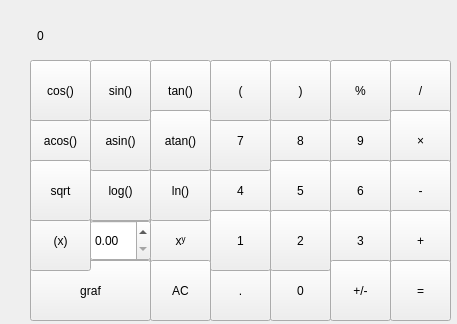
Above: src/QT/mainwindow.ui from baiaman1/smart_calc_on_c before the change. Below: the same form after it.
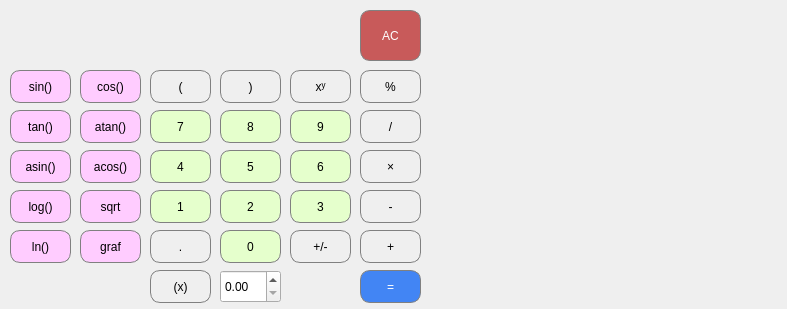
That is the form after the change.

Patch:
```diff
--- a/src/QT/mainwindow.ui
+++ b/src/QT/mainwindow.ui
@@ -6,127 +6,237 @@
    <rect>
     <x>0</x>
     <y>0</y>
-    <width>457</width>
-    <height>324</height>
+    <width>787</width>
+    <height>309</height>
    </rect>
   </property>
   <property name="windowTitle">
    <string>MainWindow</string>
   </property>
+  <property name="layoutDirection">
+   <enum>Qt::LeftToRight</enum>
+  </property>
+  <property name="styleSheet">
+   <string notr="true"/>
+  </property>
   <widget class="QWidget" name="centralwidget">
    <widget class="QLabel" name="label">
     <property name="geometry">
      <rect>
-      <x>37</x>
+      <x>10</x>
       <y>10</y>
-      <width>411</width>
+      <width>341</width>
       <height>51</height>
      </rect>
     </property>
+    <property name="layoutDirection">
+     <enum>Qt::RightToLeft</enum>
+    </property>
+    <property name="styleSheet">
+     <string notr="true">QLabel {
+  qproperty-alignment: 'AlignVCenter | AlignRight';
+  border: 1px solid gray;
+  border-radius: 10px;
+}
+
+background-color : white;</string>
+    </property>
     <property name="text">
-     <string>0</string>
+     <string/>
+    </property>
+    <property name="alignment">
+     <set>Qt::AlignRight|Qt::AlignTrailing|Qt::AlignVCenter</set>
+    </property>
+    <property name="margin">
+     <number>0</number>
     </property>
    </widget>
    <widget class="QPushButton" name="pushButton">
     <property name="geometry">
      <rect>
-      <x>390</x>
-      <y>60</y>
+      <x>360</x>
+      <y>110</y>
       <width>61</width>
-      <height>61</height>
+      <height>33</height>
      </rect>
     </property>
+    <property name="styleSheet">
+     <string notr="true">QPushButton {
+   border: 1px solid gray;
+	border-radius: 10px;
+}
+QPushButton:pressed {
+    background-color: qlineargradient(x1: 0, y1: 0, x2: 0, y2: 1,
+                                      stop: 0 #dadbde, stop: 1 #f6f7fa);
+}</string>
+    </property>
     <property name="text">
      <string>/</string>
     </property>
    </widget>
-   <widget class="QPushButton" name="pushButton_2">
+   <widget class="QPushButton" name="pushButton_draw">
     <property name="geometry">
      <rect>
-      <x>30</x>
-      <y>260</y>
-      <width>121</width>
-      <height>61</height>
+      <x>80</x>
+      <y>230</y>
+      <width>61</width>
+      <height>33</height>
      </rect>
     </property>
+    <property name="styleSheet">
+     <string notr="true">QPushButton {
+  color: black;
+   border: 1px solid gray;
+	border-radius: 10px;
+   background-color: rgb(255, 204, 255);
+}
+QPushButton:pressed {
+    background-color: qlineargradient(x1: 0, y1: 0, x2: 0, y2: 1,
+                                      stop: 0 #dadbde, stop: 1 #f6f7fa);
+}</string>
+    </property>
     <property name="text">
      <string>graf</string>
     </property>
    </widget>
-   <widget class="QPushButton" name="pushButton_3">
+   <widget class="QPushButton" name="pushButton_mult">
     <property name="geometry">
      <rect>
-      <x>390</x>
-      <y>110</y>
+      <x>360</x>
+      <y>150</y>
       <width>61</width>
-      <height>61</height>
+      <height>33</height>
      </rect>
     </property>
+    <property name="styleSheet">
+     <string notr="true">QPushButton {
+   border: 1px solid gray;
+	border-radius: 10px;
+}
+QPushButton:pressed {
+    background-color: qlineargradient(x1: 0, y1: 0, x2: 0, y2: 1,
+                                      stop: 0 #dadbde, stop: 1 #f6f7fa);
+}</string>
+    </property>
     <property name="text">
      <string>×</string>
     </property>
    </widget>
-   <widget class="QPushButton" name="pushButton_4">
+   <widget class="QPushButton" name="pushButton_minus">
     <property name="geometry">
      <rect>
-      <x>390</x>
-      <y>160</y>
+      <x>360</x>
+      <y>190</y>
       <width>61</width>
-      <height>61</height>
+      <height>33</height>
      </rect>
     </property>
+    <property name="styleSheet">
+     <string notr="true">QPushButton {
+   border: 1px solid gray;
+	border-radius: 10px;
+}
+QPushButton:pressed {
+    background-color: qlineargradient(x1: 0, y1: 0, x2: 0, y2: 1,
+                                      stop: 0 #dadbde, stop: 1 #f6f7fa);
+}</string>
+    </property>
     <property name="text">
      <string>-</string>
     </property>
    </widget>
-   <widget class="QPushButton" name="pushButton_5">
+   <widget class="QPushButton" name="pushButton_plus">
     <property name="geometry">
      <rect>
-      <x>390</x>
-      <y>210</y>
+      <x>360</x>
+      <y>230</y>
       <width>61</width>
-      <height>61</height>
+      <height>33</height>
      </rect>
     </property>
+    <property name="styleSheet">
+     <string notr="true">QPushButton {
+   border: 1px solid gray;
+	border-radius: 10px;
+}
+QPushButton:pressed {
+    background-color: qlineargradient(x1: 0, y1: 0, x2: 0, y2: 1,
+                                      stop: 0 #dadbde, stop: 1 #f6f7fa);
+}</string>
+    </property>
     <property name="text">
      <string>+</string>
     </property>
    </widget>
-   <widget class="QPushButton" name="pushButton_6">
+   <widget class="QPushButton" name="eq">
     <property name="geometry">
      <rect>
-      <x>390</x>
-      <y>260</y>
+      <x>360</x>
+      <y>270</y>
       <width>61</width>
-      <height>61</height>
+      <height>33</height>
      </rect>
     </property>
+    <property name="styleSheet">
+     <string notr="true">QPushButton {
+  background-color: #4285f4;
+  border: 1px solid gray;
+	border-radius: 10px;
+  color: #fff;
+}
+QPushButton:pressed {
+    background-color: qlineargradient(x1: 0, y1: 0, x2: 0, y2: 1,
+                                      stop: 0 #dadbde, stop: 1 #f6f7fa);
+}</string>
+    </property>
     <property name="text">
      <string>=</string>
     </property>
    </widget>
-   <widget class="QPushButton" name="pushButton_7">
+   <widget class="QPushButton" name="pushButton_dot">
     <property name="geometry">
      <rect>
-      <x>210</x>
-      <y>260</y>
+      <x>150</x>
+      <y>230</y>
       <width>61</width>
-      <height>61</height>
+      <height>33</height>
      </rect>
     </property>
+    <property name="styleSheet">
+     <string notr="true">QPushButton {
+   border: 1px solid gray;
+	border-radius: 10px;
+}
+QPushButton:pressed {
+    background-color: qlineargradient(x1: 0, y1: 0, x2: 0, y2: 1,
+                                      stop: 0 #dadbde, stop: 1 #f6f7fa);
+}</string>
+    </property>
     <property name="text">
      <string>.</string>
     </property>
    </widget>
-   <widget class="QPushButton" name="pushButton_8">
+   <widget class="QPushButton" name="pushButton_0">
     <property name="geometry">
      <rect>
-      <x>270</x>
-      <y>260</y>
+      <x>220</x>
+      <y>230</y>
       <width>61</width>
-      <height>61</height>
+      <height>33</height>
      </rect>
     </property>
+    <property name="styleSheet">
+     <string notr="true">QPushButton {
+  color: black;
+   border: 1px solid gray;
+   border-radius: 10px;
+   background-color: rgb(229, 255, 204);
+}
+QPushButton:pressed {
+    background-color: qlineargradient(x1: 0, y1: 0, x2: 0, y2: 1,
+                                      stop: 0 #dadbde, stop: 1 #f6f7fa);
+}</string>
+    </property>
     <property name="text">
      <string>0</string>
     </property>
@@ -134,103 +244,199 @@
    <widget class="QPushButton" name="pushButton_9">
     <property name="geometry">
      <rect>
-      <x>210</x>
-      <y>160</y>
+      <x>150</x>
+      <y>150</y>
       <width>61</width>
-      <height>61</height>
+      <height>33</height>
      </rect>
     </property>
+    <property name="styleSheet">
+     <string notr="true">QPushButton {
+  color: black;
+   border: 1px solid gray;
+   border-radius: 10px;
+   background-color: rgb(229, 255, 204);
+}
+QPushButton:pressed {
+    background-color: qlineargradient(x1: 0, y1: 0, x2: 0, y2: 1,
+                                      stop: 0 #dadbde, stop: 1 #f6f7fa);
+}</string>
+    </property>
     <property name="text">
      <string>4</string>
     </property>
    </widget>
-   <widget class="QPushButton" name="pushButton_10">
+   <widget class="QPushButton" name="pushButton_9">
     <property name="geometry">
      <rect>
-      <x>330</x>
+      <x>290</x>
       <y>110</y>
       <width>61</width>
-      <height>61</height>
+      <height>33</height>
      </rect>
     </property>
+    <property name="styleSheet">
+     <string notr="true">QPushButton {
+  color: black;
+   border: 1px solid gray;
+   border-radius: 10px;
+   background-color: rgb(229, 255, 204);
+}
+QPushButton:pressed {
+    background-color: qlineargradient(x1: 0, y1: 0, x2: 0, y2: 1,
+                                      stop: 0 #dadbde, stop: 1 #f6f7fa);
+}</string>
+    </property>
     <property name="text">
      <string>9</string>
     </property>
    </widget>
-   <widget class="QPushButton" name="pushButton_11">
+   <widget class="QPushButton" name="pushButton_8">
     <property name="geometry">
      <rect>
-      <x>270</x>
+      <x>220</x>
       <y>110</y>
       <width>61</width>
-      <height>61</height>
+      <height>33</height>
      </rect>
     </property>
+    <property name="styleSheet">
+     <string notr="true">QPushButton {
+  color: black;
+   border: 1px solid gray;
+   border-radius: 10px;
+   background-color: rgb(229, 255, 204);
+}
+QPushButton:pressed {
+    background-color: qlineargradient(x1: 0, y1: 0, x2: 0, y2: 1,
+                                      stop: 0 #dadbde, stop: 1 #f6f7fa);
+}</string>
+    </property>
     <property name="text">
      <string>8</string>
     </property>
    </widget>
-   <widget class="QPushButton" name="pushButton_12">
+   <widget class="QPushButton" name="pushButton_7">
     <property name="geometry">
      <rect>
-      <x>210</x>
+      <x>150</x>
       <y>110</y>
       <width>61</width>
-      <height>61</height>
+      <height>33</height>
      </rect>
     </property>
+    <property name="styleSheet">
+     <string notr="true">QPushButton {
+  color: black;
+   border: 1px solid gray;
+   border-radius: 10px;
+   background-color: rgb(229, 255, 204);
+}
+QPushButton:pressed {
+    background-color: qlineargradient(x1: 0, y1: 0, x2: 0, y2: 1,
+                                      stop: 0 #dadbde, stop: 1 #f6f7fa);
+}</string>
+    </property>
     <property name="text">
      <string>7</string>
     </property>
    </widget>
-   <widget class="QPushButton" name="pushButton_13">
+   <widget class="QPushButton" name="pushButton_6">
     <property name="geometry">
      <rect>
-      <x>330</x>
-      <y>160</y>
+      <x>290</x>
+      <y>150</y>
       <width>61</width>
-      <height>61</height>
+      <height>33</height>
      </rect>
     </property>
+    <property name="styleSheet">
+     <string notr="true">QPushButton {
+  color: black;
+   border: 1px solid gray;
+   border-radius: 10px;
+   background-color: rgb(229, 255, 204);
+}
+QPushButton:pressed {
+    background-color: qlineargradient(x1: 0, y1: 0, x2: 0, y2: 1,
+                                      stop: 0 #dadbde, stop: 1 #f6f7fa);
+}</string>
+    </property>
     <property name="text">
      <string>6</string>
     </property>
    </widget>
-   <widget class="QPushButton" name="pushButton_14">
+   <widget class="QPushButton" name="pushButton_5">
     <property name="geometry">
      <rect>
-      <x>270</x>
-      <y>160</y>
+      <x>220</x>
+      <y>150</y>
       <width>61</width>
-      <height>61</height>
+      <height>33</height>
      </rect>
     </property>
+    <property name="styleSheet">
+     <string notr="true">QPushButton {
+  color: black;
+   border: 1px solid gray;
+   border-radius: 10px;
+   background-color: rgb(229, 255, 204);
+}
+QPushButton:pressed {
+    background-color: qlineargradient(x1: 0, y1: 0, x2: 0, y2: 1,
+                                      stop: 0 #dadbde, stop: 1 #f6f7fa);
+}</string>
+    </property>
     <property name="text">
      <string>5</string>
     </property>
    </widget>
-   <widget class="QPushButton" name="pushButton_15">
+   <widget class="QPushButton" name="pushButton_3">
     <property name="geometry">
      <rect>
-      <x>330</x>
-      <y>210</y>
+      <x>290</x>
+      <y>190</y>
       <width>61</width>
-      <height>61</height>
+      <height>33</height>
      </rect>
     </property>
+    <property name="styleSheet">
+     <string notr="true">QPushButton {
+  color: black;
+   border: 1px solid gray;
+   border-radius: 10px;
+   background-color: rgb(229, 255, 204);
+}
+QPushButton:pressed {
+    background-color: qlineargradient(x1: 0, y1: 0, x2: 0, y2: 1,
+                                      stop: 0 #dadbde, stop: 1 #f6f7fa);
+}</string>
+    </property>
     <property name="text">
      <string>3</string>
     </property>
    </widget>
-   <widget class="QPushButton" name="pushButton_16">
+   <widget class="QPushButton" name="pushButton_2">
     <property name="geometry">
      <rect>
-      <x>270</x>
-      <y>210</y>
+      <x>220</x>
+      <y>190</y>
       <width>61</width>
-      <height>61</height>
+      <height>33</height>
      </rect>
     </property>
+    <property name="styleSheet">
+     <string notr="true">QPushButton {
+  color: black;
+   border: 1px solid gray;
+   border-radius: 10px;
+   background-color: rgb(229, 255, 204);
+}
+QPushButton:pressed {
+    background-color: qlineargradient(x1: 0, y1: 0, x2: 0, y2: 1,
+                                      stop: 0 #dadbde, stop: 1 #f6f7fa);
+}</string>
+    </property>
     <property name="text">
      <string>2</string>
     </property>
@@ -238,12 +444,24 @@
    <widget class="QPushButton" name="pushButton_17">
     <property name="geometry">
      <rect>
-      <x>210</x>
-      <y>210</y>
+      <x>150</x>
+      <y>190</y>
       <width>61</width>
-      <height>61</height>
+      <height>33</height>
      </rect>
     </property>
+    <property name="styleSheet">
+     <string notr="true">QPushButton {
+  color: black;
+   border: 1px solid gray;
+   border-radius: 10px;
+   background-color: rgb(229, 255, 204);
+}
+QPushButton:pressed {
+    background-color: qlineargradient(x1: 0, y1: 0, x2: 0, y2: 1,
+                                      stop: 0 #dadbde, stop: 1 #f6f7fa);
+}</string>
+    </property>
     <property name="text">
      <string>1</string>
     </property>
@@ -251,12 +469,22 @@
    <widget class="QPushButton" name="pushButton_18">
     <property name="geometry">
      <rect>
-      <x>330</x>
-      <y>60</y>
+      <x>360</x>
+      <y>70</y>
       <width>61</width>
-      <height>61</height>
+      <height>33</height>
      </rect>
     </property>
+    <property name="styleSheet">
+     <string notr="true">QPushButton {
+   border: 1px solid gray;
+	border-radius: 10px;
+}
+QPushButton:pressed {
+    background-color: qlineargradient(x1: 0, y1: 0, x2: 0, y2: 1,
+                                      stop: 0 #dadbde, stop: 1 #f6f7fa);
+}</string>
+    </property>
     <property name="text">
      <string>%</string>
     </property>
@@ -264,12 +492,24 @@
    <widget class="QPushButton" name="pushButton_19">
     <property name="geometry">
      <rect>
-      <x>30</x>
-      <y>110</y>
+      <x>80</x>
+      <y>150</y>
       <width>61</width>
-      <height>61</height>
+      <height>33</height>
      </rect>
     </property>
+    <property name="styleSheet">
+     <string notr="true">QPushButton {
+  color: black;
+   border: 1px solid gray;
+	border-radius: 10px;
+   background-color: rgb(255, 204, 255);
+}
+QPushButton:pressed {
+    background-color: qlineargradient(x1: 0, y1: 0, x2: 0, y2: 1,
+                                      stop: 0 #dadbde, stop: 1 #f6f7fa);
+}</string>
+    </property>
     <property name="text">
      <string>acos()</string>
     </property>
@@ -277,12 +517,24 @@
    <widget class="QPushButton" name="pushButton_20">
     <property name="geometry">
      <rect>
-      <x>150</x>
-      <y>60</y>
+      <x>10</x>
+      <y>110</y>
       <width>61</width>
-      <height>61</height>
+      <height>33</height>
      </rect>
     </property>
+    <property name="styleSheet">
+     <string notr="true">QPushButton {
+  color: black;
+   border: 1px solid gray;
+	border-radius: 10px;
+   background-color: rgb(255, 204, 255);
+}
+QPushButton:pressed {
+    background-color: qlineargradient(x1: 0, y1: 0, x2: 0, y2: 1,
+                                      stop: 0 #dadbde, stop: 1 #f6f7fa);
+}</string>
+    </property>
     <property name="text">
      <string>tan()</string>
     </property>
@@ -290,12 +542,22 @@
    <widget class="QPushButton" name="pushButton_21">
     <property name="geometry">
      <rect>
-      <x>150</x>
-      <y>210</y>
+      <x>290</x>
+      <y>70</y>
       <width>61</width>
-      <height>61</height>
+      <height>33</height>
      </rect>
     </property>
+    <property name="styleSheet">
+     <string notr="true">QPushButton {
+   border: 1px solid gray;
+	border-radius: 10px;
+}
+QPushButton:pressed {
+    background-color: qlineargradient(x1: 0, y1: 0, x2: 0, y2: 1,
+                                      stop: 0 #dadbde, stop: 1 #f6f7fa);
+}</string>
+    </property>
     <property name="text">
      <string>xʸ</string>
     </property>
@@ -303,12 +565,22 @@
    <widget class="QPushButton" name="pushButton_22">
     <property name="geometry">
      <rect>
-      <x>330</x>
-      <y>260</y>
+      <x>290</x>
+      <y>230</y>
       <width>61</width>
-      <height>61</height>
+      <height>33</height>
      </rect>
     </property>
+    <property name="styleSheet">
+     <string notr="true">QPushButton {
+   border: 1px solid gray;
+	border-radius: 10px;
+}
+QPushButton:pressed {
+    background-color: qlineargradient(x1: 0, y1: 0, x2: 0, y2: 1,
+                                      stop: 0 #dadbde, stop: 1 #f6f7fa);
+}</string>
+    </property>
     <property name="text">
      <string>+/-</string>
     </property>
@@ -316,12 +588,22 @@
    <widget class="QPushButton" name="pushButton_23">
     <property name="geometry">
      <rect>
-      <x>30</x>
-      <y>210</y>
+      <x>150</x>
+      <y>270</y>
       <width>61</width>
-      <height>61</height>
+      <height>33</height>
      </rect>
     </property>
+    <property name="styleSheet">
+     <string>QPushButton {
+   border: 1px solid gray;
+	border-radius: 10px;
+}
+QPushButton:pressed {
+    background-color: qlineargradient(x1: 0, y1: 0, x2: 0, y2: 1,
+                                      stop: 0 #dadbde, stop: 1 #f6f7fa);
+}</string>
+    </property>
     <property name="text">
      <string>(x)</string>
     </property>
@@ -329,12 +611,24 @@
    <widget class="QPushButton" name="pushButton_24">
     <property name="geometry">
      <rect>
-      <x>150</x>
-      <y>160</y>
+      <x>10</x>
+      <y>230</y>
       <width>61</width>
-      <height>61</height>
+      <height>33</height>
      </rect>
     </property>
+    <property name="styleSheet">
+     <string notr="true">QPushButton {
+  color: black;
+   border: 1px solid gray;
+	border-radius: 10px;
+   background-color: rgb(255, 204, 255);
+}
+QPushButton:pressed {
+    background-color: qlineargradient(x1: 0, y1: 0, x2: 0, y2: 1,
+                                      stop: 0 #dadbde, stop: 1 #f6f7fa);
+}</string>
+    </property>
     <property name="text">
      <string>ln()</string>
     </property>
@@ -342,12 +636,24 @@
    <widget class="QPushButton" name="pushButton_25">
     <property name="geometry">
      <rect>
-      <x>90</x>
-      <y>160</y>
+      <x>10</x>
+      <y>190</y>
       <width>61</width>
-      <height>61</height>
+      <height>33</height>
      </rect>
     </property>
+    <property name="styleSheet">
+     <string notr="true">QPushButton {
+  color: black;
+   border: 1px solid gray;
+	border-radius: 10px;
+   background-color: rgb(255, 204, 255);
+}
+QPushButton:pressed {
+    background-color: qlineargradient(x1: 0, y1: 0, x2: 0, y2: 1,
+                                      stop: 0 #dadbde, stop: 1 #f6f7fa);
+}</string>
+    </property>
     <property name="text">
      <string>log()</string>
     </property>
@@ -355,12 +661,24 @@
    <widget class="QPushButton" name="pushButton_26">
     <property name="geometry">
      <rect>
-      <x>30</x>
-      <y>160</y>
+      <x>80</x>
+      <y>190</y>
       <width>61</width>
-      <height>61</height>
+      <height>33</height>
      </rect>
     </property>
+    <property name="styleSheet">
+     <string notr="true">QPushButton {
+  color: black;
+   border: 1px solid gray;
+	border-radius: 10px;
+   background-color: rgb(255, 204, 255);
+}
+QPushButton:pressed {
+    background-color: qlineargradient(x1: 0, y1: 0, x2: 0, y2: 1,
+                                      stop: 0 #dadbde, stop: 1 #f6f7fa);
+}</string>
+    </property>
     <property name="text">
      <string>sqrt</string>
     </property>
@@ -368,12 +686,24 @@
    <widget class="QPushButton" name="pushButton_27">
     <property name="geometry">
      <rect>
-      <x>150</x>
+      <x>80</x>
       <y>110</y>
       <width>61</width>
-      <height>61</height>
+      <height>33</height>
      </rect>
     </property>
+    <property name="styleSheet">
+     <string notr="true">QPushButton {
+  color: black;
+   border: 1px solid gray;
+	border-radius: 10px;
+   background-color: rgb(255, 204, 255);
+}
+QPushButton:pressed {
+    background-color: qlineargradient(x1: 0, y1: 0, x2: 0, y2: 1,
+                                      stop: 0 #dadbde, stop: 1 #f6f7fa);
+}</string>
+    </property>
     <property name="text">
      <string>atan()</string>
     </property>
@@ -381,12 +711,24 @@
    <widget class="QPushButton" name="pushButton_28">
     <property name="geometry">
      <rect>
-      <x>90</x>
-      <y>110</y>
+      <x>10</x>
+      <y>150</y>
       <width>61</width>
-      <height>61</height>
+      <height>33</height>
      </rect>
     </property>
+    <property name="styleSheet">
+     <string notr="true">QPushButton {
+  color: black;
+   border: 1px solid gray;
+	border-radius: 10px;
+   background-color: rgb(255, 204, 255);
+}
+QPushButton:pressed {
+    background-color: qlineargradient(x1: 0, y1: 0, x2: 0, y2: 1,
+                                      stop: 0 #dadbde, stop: 1 #f6f7fa);
+}</string>
+    </property>
     <property name="text">
      <string>asin()</string>
     </property>
@@ -394,12 +736,24 @@
    <widget class="QPushButton" name="pushButton_29">
     <property name="geometry">
      <rect>
-      <x>30</x>
-      <y>60</y>
+      <x>80</x>
+      <y>70</y>
       <width>61</width>
-      <height>61</height>
+      <height>33</height>
      </rect>
     </property>
+    <property name="styleSheet">
+     <string notr="true">QPushButton {
+  color: black;
+   border: 1px solid gray;
+	border-radius: 10px;
+   background-color: rgb(255, 204, 255);
+}
+QPushButton:pressed {
+    background-color: qlineargradient(x1: 0, y1: 0, x2: 0, y2: 1,
+                                      stop: 0 #dadbde, stop: 1 #f6f7fa);
+}</string>
+    </property>
     <property name="text">
      <string>cos()</string>
     </property>
@@ -407,12 +761,24 @@
    <widget class="QPushButton" name="pushButton_30">
     <property name="geometry">
      <rect>
-      <x>90</x>
-      <y>60</y>
+      <x>10</x>
+      <y>70</y>
       <width>61</width>
-      <height>61</height>
+      <height>33</height>
      </rect>
     </property>
+    <property name="styleSheet">
+     <string notr="true">QPushButton {
+  color: black;
+   border: 1px solid gray;
+	border-radius: 10px;
+   background-color: rgb(255, 204, 255);
+}
+QPushButton:pressed {
+    background-color: qlineargradient(x1: 0, y1: 0, x2: 0, y2: 1,
+                                      stop: 0 #dadbde, stop: 1 #f6f7fa);
+}</string>
+    </property>
     <property name="text">
      <string>sin()</string>
     </property>
@@ -420,12 +786,22 @@
    <widget class="QPushButton" name="pushButton_31">
     <property name="geometry">
      <rect>
-      <x>210</x>
-      <y>60</y>
+      <x>150</x>
+      <y>70</y>
       <width>61</width>
-      <height>61</height>
+      <height>33</height>
      </rect>
     </property>
+    <property name="styleSheet">
+     <string notr="true">QPushButton {
+   border: 1px solid gray;
+	border-radius: 10px;
+}
+QPushButton:pressed {
+    background-color: qlineargradient(x1: 0, y1: 0, x2: 0, y2: 1,
+                                      stop: 0 #dadbde, stop: 1 #f6f7fa);
+}</string>
+    </property>
     <property name="text">
      <string>(</string>
     </property>
@@ -433,12 +809,22 @@
    <widget class="QPushButton" name="pushButton_32">
     <property name="geometry">
      <rect>
-      <x>270</x>
-      <y>60</y>
+      <x>220</x>
+      <y>70</y>
       <width>61</width>
-      <height>61</height>
+      <height>33</height>
      </rect>
     </property>
+    <property name="styleSheet">
+     <string notr="true">QPushButton {
+   border: 1px solid gray;
+	border-radius: 10px;
+}
+QPushButton:pressed {
+    background-color: qlineargradient(x1: 0, y1: 0, x2: 0, y2: 1,
+                                      stop: 0 #dadbde, stop: 1 #f6f7fa);
+}</string>
+    </property>
     <property name="text">
      <string>)</string>
     </property>
@@ -446,12 +832,24 @@
    <widget class="QPushButton" name="pushButton_33">
     <property name="geometry">
      <rect>
-      <x>150</x>
-      <y>260</y>
+      <x>360</x>
+      <y>10</y>
       <width>61</width>
-      <height>61</height>
+      <height>51</height>
      </rect>
     </property>
+    <property name="styleSheet">
+     <string notr="true">QPushButton {
+   border: 1px solid gray;
+	border-radius: 10px;
+   background-color: rgb(200, 90, 90);
+  color: white;
+}
+QPushButton:pressed {
+    background-color: qlineargradient(x1: 0, y1: 0, x2: 0, y2: 1,
+                                      stop: 0 #dadbde, stop: 1 #f6f7fa);
+}</string>
+    </property>
     <property name="text">
      <string>AC</string>
     </property>
@@ -459,10 +857,10 @@
    <widget class="QDoubleSpinBox" name="doubleSpinBox">
     <property name="geometry">
      <rect>
-      <x>90</x>
-      <y>220</y>
+      <x>220</x>
+      <y>270</y>
       <width>61</width>
-      <height>41</height>
+      <height>33</height>
      </rect>
     </property>
    </widget>
```
Left out of the diff: 40 changed lines with no effect on the pictures.
